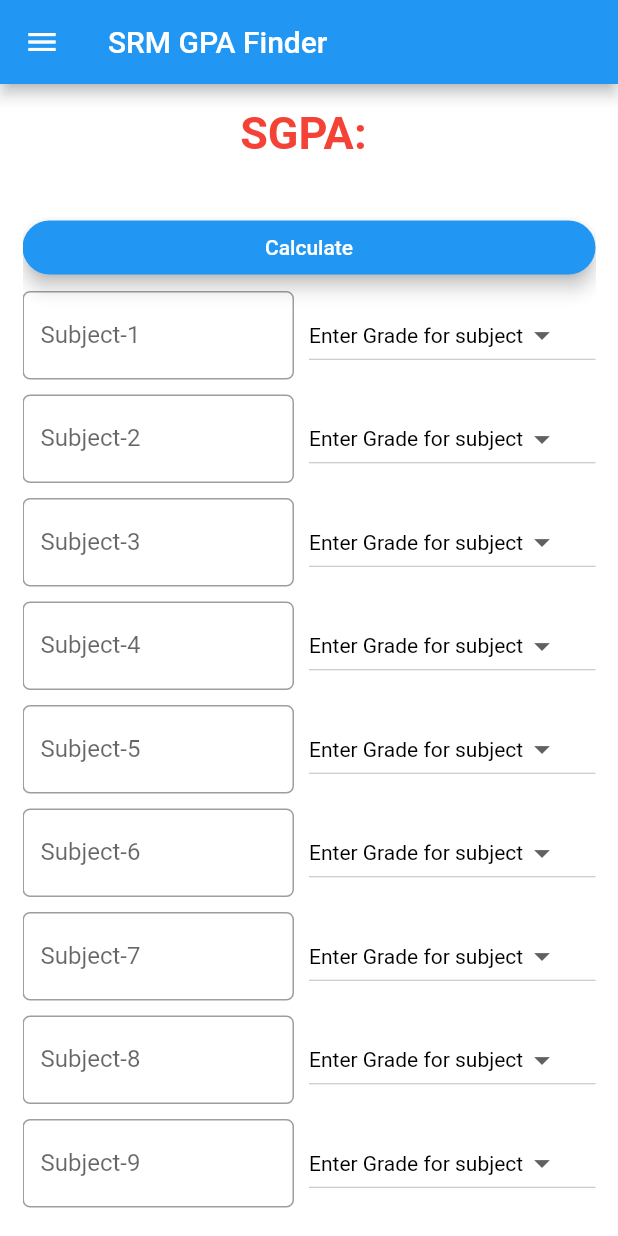
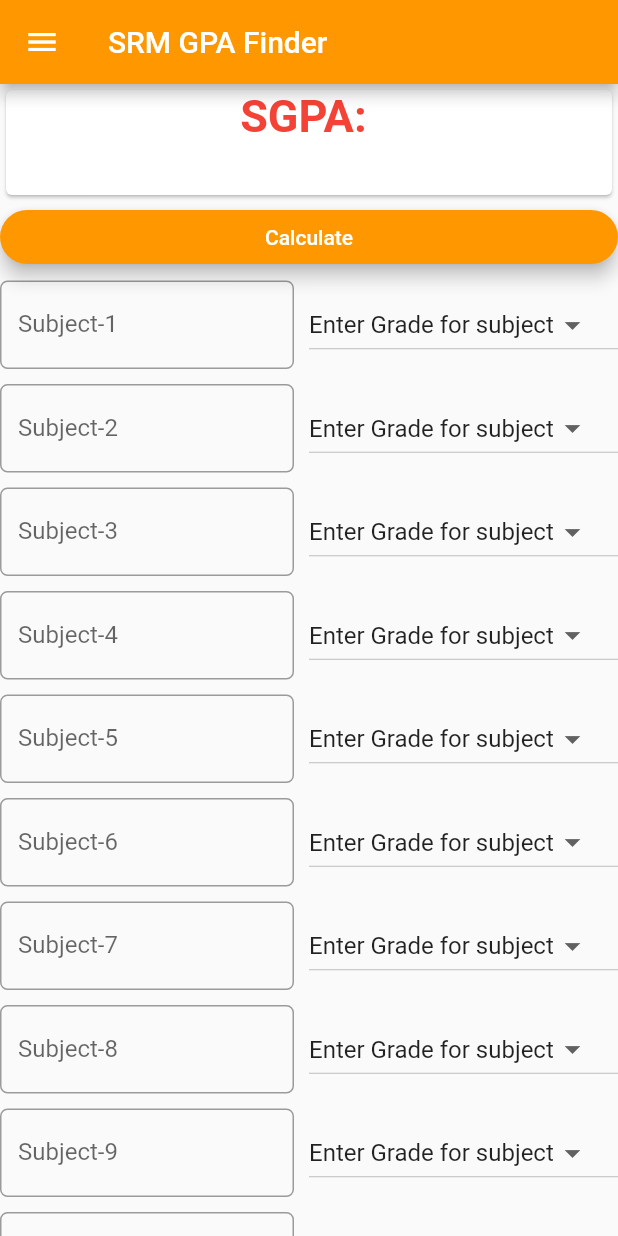
Before and after one commit to himanshusingh335/gpa_finder, a Flutter app: the screen it shows after launch, on a phone screen of 412 x 824 dp. Run offline on Flutter 3.47's test engine with Material 2 defaults, Android fonts, the phone set to English and light mode, and no system bars.

Commit message:
SRM GPA Finder v1.1 Darkmode

```diff
--- a/lib/main.dart
+++ b/lib/main.dart
@@ -10,11 +10,17 @@
   Widget build(BuildContext context) {
     // TODO: implement build
     return MaterialApp(
+      theme: ThemeData(
+        brightness: Brightness.light,
+      ),
+      darkTheme: ThemeData(
+        brightness: Brightness.dark,
+      ),
       title: "SRM GPA Finder",
       home: Scaffold(
         appBar: AppBar(
           title: Text("SRM GPA Finder"),
-          backgroundColor: Colors.blue,
+          backgroundColor: Colors.orange,
         ),
         drawer: Drawer(
           child: ListView(
@@ -22,7 +28,7 @@
             children: <Widget>[
               DrawerHeader(
                 decoration: BoxDecoration(
-                  color: Colors.blue,
+                  color: Colors.orange,
                 ),
                 child: Text(
                   "SRM GPA Finder",
@@ -108,12 +114,10 @@
   @override
   Widget build(BuildContext context) {
     // TODO: implement build
-    return Container(
-      padding: EdgeInsets.all(15.0),
-      color: Colors.white,
-      child: ListView(
+    return ListView(
         children: <Widget>[
-          Center(
+          Card(
+          child: Center(
             child: Text(
               "SGPA: " + result + "\n",
               style: TextStyle(
@@ -122,9 +126,9 @@
                 fontWeight: FontWeight.bold,
               ),
             ),
-          ),
+          ),),
           RaisedButton(
-              color: Colors.blue,
+              color: Colors.orange,
               textColor: Colors.white,
               shape: RoundedRectangleBorder(
                 borderRadius: new BorderRadius.circular(18.0),
@@ -168,7 +172,6 @@
                     icon: Icon(Icons.arrow_drop_down),
                     iconSize: 25,
                     elevation: 16,
-                    style: TextStyle(color: Colors.black),
                     onChanged: (String newValue) {
                       setState(() {
                         dropdownValue1 = newValue;
@@ -229,7 +232,6 @@
                     icon: Icon(Icons.arrow_drop_down),
                     iconSize: 25,
                     elevation: 16,
-                    style: TextStyle(color: Colors.black),
                     onChanged: (String newValue) {
                       setState(() {
                         dropdownValue2 = newValue;
@@ -290,7 +292,6 @@
                     icon: Icon(Icons.arrow_drop_down),
                     iconSize: 25,
                     elevation: 16,
-                    style: TextStyle(color: Colors.black),
                     onChanged: (String newValue) {
                       setState(() {
                         dropdownValue3 = newValue;
@@ -351,7 +352,6 @@
                     icon: Icon(Icons.arrow_drop_down),
                     iconSize: 25,
                     elevation: 16,
-                    style: TextStyle(color: Colors.black),
                     onChanged: (String newValue) {
                       setState(() {
                         dropdownValue4 = newValue;
@@ -412,7 +412,6 @@
                     icon: Icon(Icons.arrow_drop_down),
                     iconSize: 25,
                     elevation: 16,
-                    style: TextStyle(color: Colors.black),
                     onChanged: (String newValue) {
                       setState(() {
                         dropdownValue5 = newValue;
@@ -473,7 +472,6 @@
                     icon: Icon(Icons.arrow_drop_down),
                     iconSize: 25,
                     elevation: 16,
-                    style: TextStyle(color: Colors.black),
                     onChanged: (String newValue) {
                       setState(() {
                         dropdownValue6 = newValue;
@@ -534,7 +532,6 @@
                     icon: Icon(Icons.arrow_drop_down),
                     iconSize: 25,
                     elevation: 16,
-                    style: TextStyle(color: Colors.black),
                     onChanged: (String newValue) {
                       setState(() {
                         dropdownValue7 = newValue;
@@ -595,7 +592,6 @@
                     icon: Icon(Icons.arrow_drop_down),
                     iconSize: 25,
                     elevation: 16,
-                    style: TextStyle(color: Colors.black),
                     onChanged: (String newValue) {
                       setState(() {
                         dropdownValue8 = newValue;
@@ -656,7 +652,6 @@
                     icon: Icon(Icons.arrow_drop_down),
                     iconSize: 25,
                     elevation: 16,
-                    style: TextStyle(color: Colors.black),
                     onChanged: (String newValue) {
                       setState(() {
                         dropdownValue9 = newValue;
@@ -717,7 +712,6 @@
                     icon: Icon(Icons.arrow_drop_down),
                     iconSize: 25,
                     elevation: 16,
-                    style: TextStyle(color: Colors.black),
                     onChanged: (String newValue) {
                       setState(() {
                         dropdownValue10 = newValue;
@@ -778,7 +772,6 @@
                     icon: Icon(Icons.arrow_drop_down),
                     iconSize: 25,
                     elevation: 16,
-                    style: TextStyle(color: Colors.black),
                     onChanged: (String newValue) {
                       setState(() {
                         dropdownValue11 = newValue;
@@ -808,8 +801,7 @@
             ],
           ),
         ],
-      ),
-    );
+      );
   }
 
   String calculate() {
@@ -878,6 +870,9 @@
     sgpa = gpa / credit;
     output = sgpa.toStringAsFixed(2);
 
+    if(output=="NaN")
+      output= "0.00";
+
     return output;
   }
 }
```
Also changed, not shown: pubspec.lock.
